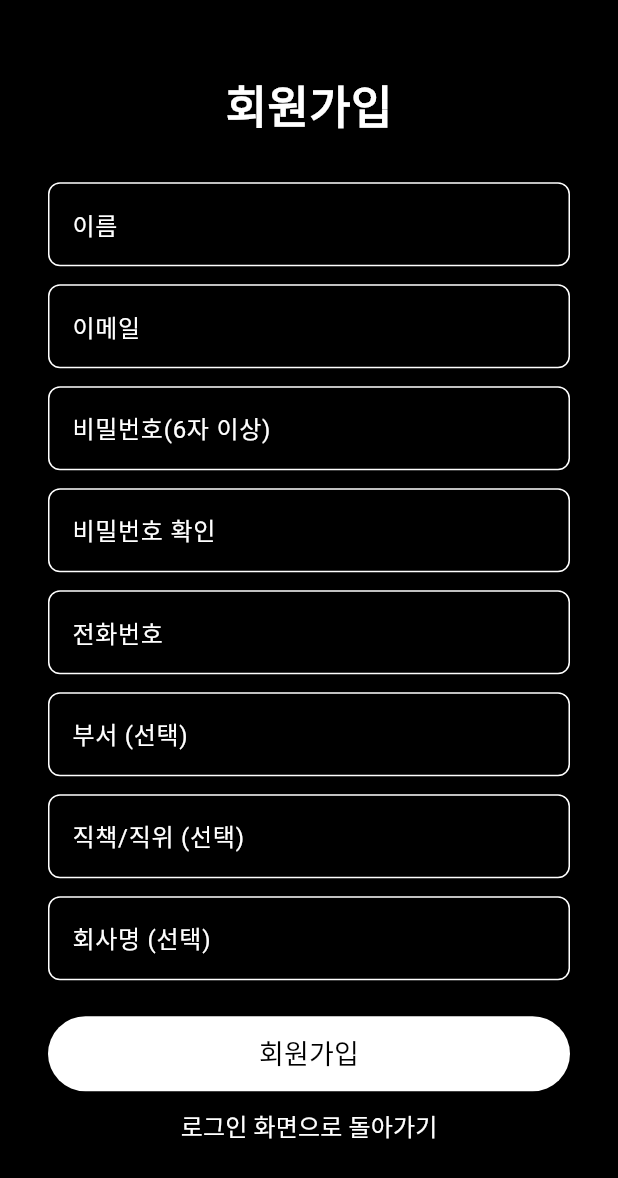
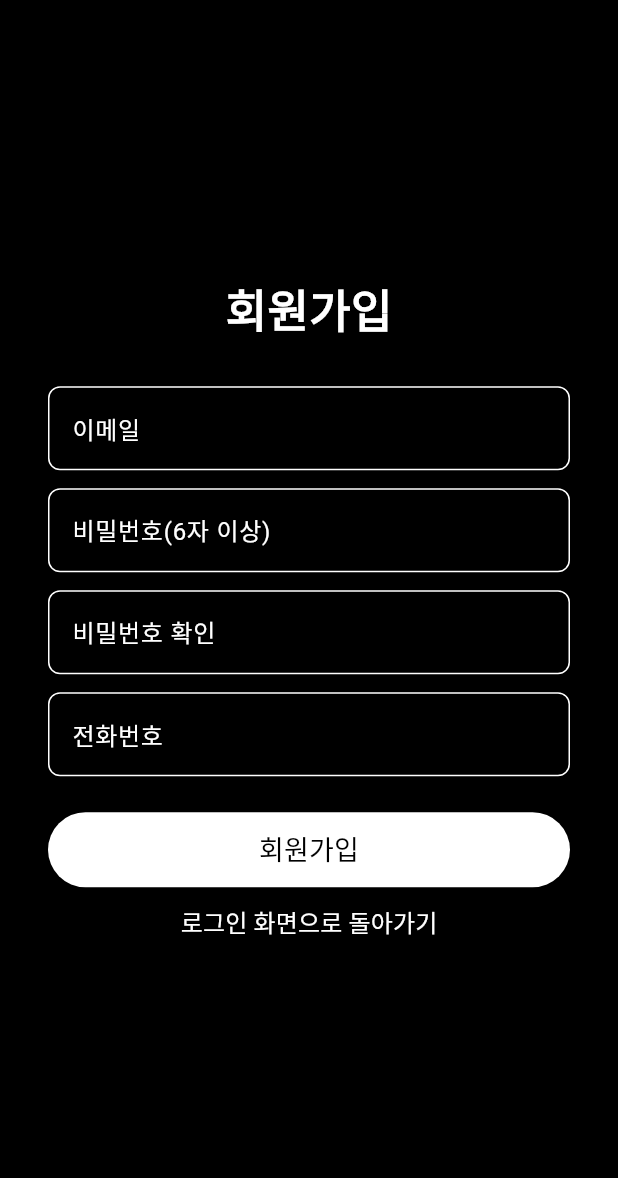
Before and after one commit to nfccapstone/CardMate, a Flutter app: the RegisterScreen screen opened by its route, on a phone screen of 412 x 824 dp. Shown: the top 1178 px of the screen. Run offline on Flutter 3.47's test engine with Material 3 defaults, Android fonts, the phone set to English and light mode, and no system bars; our stand-ins replace cloud_firestore, firebase_auth, firebase_core, firebase_storage, get, image_picker; accounts and stored records are empty.

Commit message:
회원가입 필요없는 정보 삭제

```diff
--- a/lib/features/register/register_screen.dart
+++ b/lib/features/register/register_screen.dart
@@ -26,8 +26,6 @@ class RegisterScreen extends StatelessWidget {
                 ),
               ),
               const SizedBox(height: 30),
-              _buildTextField(controller.nameController, "이름", false),
-              const SizedBox(height: 12),
               _buildTextField(controller.emailController, "이메일", false,
                   TextInputType.emailAddress),
               const SizedBox(height: 12),
@@ -39,14 +37,6 @@ class RegisterScreen extends StatelessWidget {
               const SizedBox(height: 12),
               _buildTextField(controller.phoneController, "전화번호", false,
                   TextInputType.phone),
-              const SizedBox(height: 12),
-              _buildTextField(
-                  controller.departmentController, "부서 (선택)", false),
-              const SizedBox(height: 12),
-              _buildTextField(
-                  controller.positionController, "직책/직위 (선택)", false),
-              const SizedBox(height: 12),
-              _buildTextField(controller.companyController, "회사명 (선택)", false),
               const SizedBox(height: 24),
               ElevatedButton(
                 onPressed: controller.register,
```
